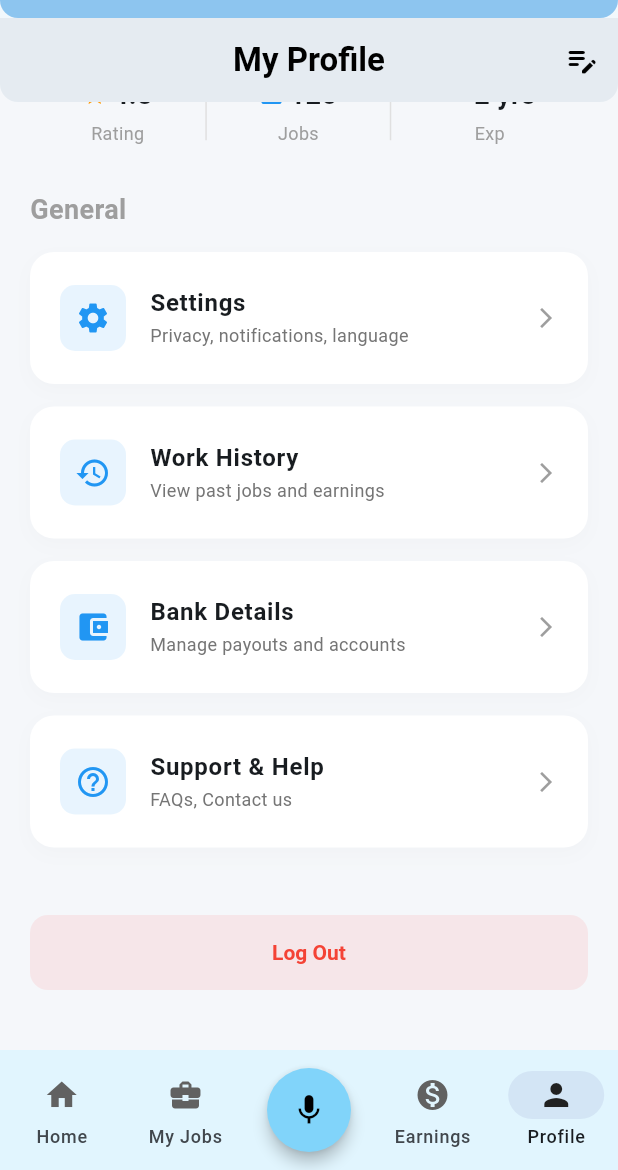
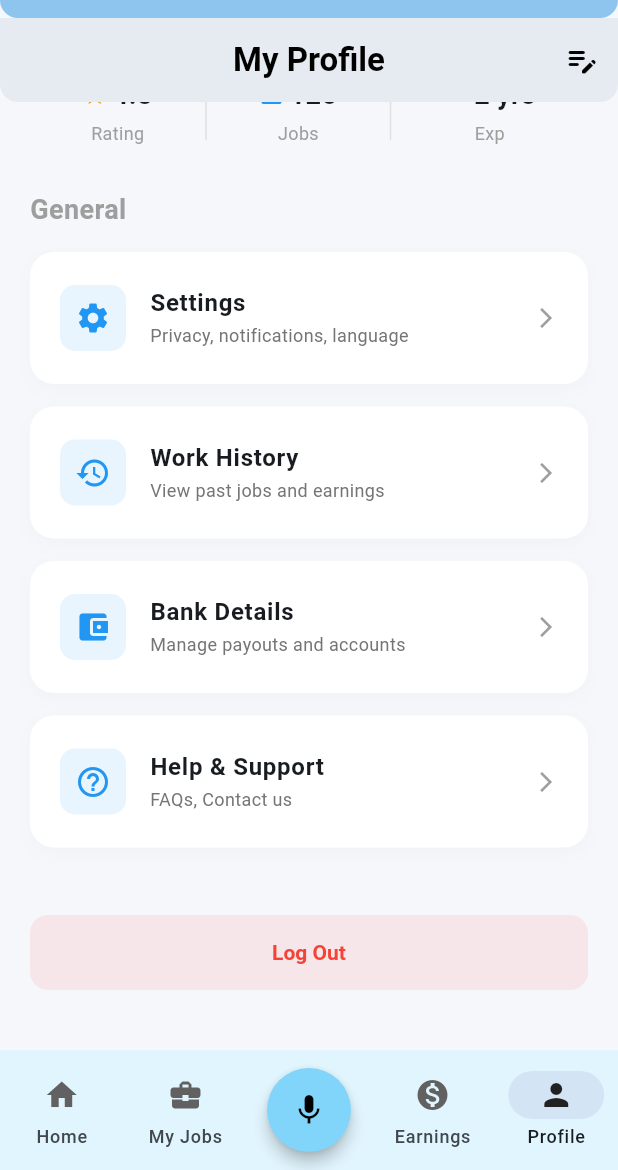
Before and after one commit to aryan-madhavi/VoiceSewa, a Flutter app: the screen it shows after launch, item 4 of the bottom bar chosen, scrolled down 270 dp, on a phone screen of 412 x 824 dp, the part 66-1236 px from its top. Run offline on Flutter 3.47's test engine with Material 3 defaults, Android fonts, the phone set to English and light mode, and no system bars; our stand-ins replace firebase_core, flutter_riverpod, page_transition, sqflite, syncfusion_flutter_charts; accounts and stored records are empty; generated files the repository leaves out were written again; network calls fail.

Commit message:
completed the localisation of voicesewa_worker, app is not tested yet will do it tomorrow, if not commits after this regarding resolving then it was all good

```diff
--- a/voicesewa_worker/lib/screens/core/coming_soon_page.dart
+++ b/voicesewa_worker/lib/screens/core/coming_soon_page.dart
@@ -1,6 +1,8 @@
 import 'package:flutter/material.dart';
 import 'package:voicesewa_worker/widgets/core/appbar_widget.dart';
 import 'package:voicesewa_worker/widgets/core/coming_soon_widget.dart';
+
+import '../../extensions/context_extensions.dart';
 
 class ComingSoonPage extends StatelessWidget {
 
@@ -9,7 +11,7 @@ class ComingSoonPage extends StatelessWidget {
   @override
   Widget build(BuildContext context) {
     return Scaffold(
-      appBar: AppBarWidget(title: 'Coming Soon'),
+      appBar: AppBarWidget(title: context.loc.comingSoon),
       body: ComingSoon()
     );
   }
--- a/voicesewa_worker/lib/screens/home/cards/find_work.dart
+++ b/voicesewa_worker/lib/screens/home/cards/find_work.dart
@@ -4,6 +4,7 @@ import 'package:voicesewa_worker/constants/core/string_constants.dart';
 
 import '../../../constants/core/color_constants.dart';
 import '../../../constants/core/static_data.dart';
+import '../../../extensions/context_extensions.dart';
 
 class FindWork extends StatefulWidget {
   const FindWork({super.key});
@@ -154,7 +155,7 @@ class FindWorkCard extends StatelessWidget {
                             elevation: 0,
                           ),
                           child: Text(
-                              "Apply Now",
+                              context.loc.applyNow,// "Apply Now",
                               style: TextStyle(
                                   fontWeight: FontWeight.bold
                               )
@@ -172,7 +173,7 @@ class FindWorkCard extends StatelessWidget {
                             padding: const EdgeInsets.symmetric(vertical: 12),
                           ),
                           child: Text(
-                              "View Details"
+                              context.loc.viewDetails,  // "View Details"
                           ),
                         ),
                       ),
--- a/voicesewa_worker/lib/screens/profile/pages/profile_page.dart
+++ b/voicesewa_worker/lib/screens/profile/pages/profile_page.dart
@@ -4,6 +4,8 @@ import 'package:voicesewa_worker/screens/profile/pages/bank_details_page.dart';
 import 'package:voicesewa_worker/screens/profile/pages/settings_page.dart';
 import 'package:voicesewa_worker/screens/profile/pages/support_and_help_page.dart';
 import 'package:voicesewa_worker/screens/profile/pages/work_history_page.dart';
+
+import '../../../extensions/context_extensions.dart';
 
 class ProfilePage extends StatefulWidget {
   const ProfilePage({super.key});
@@ -24,7 +26,7 @@ class _ProfileState extends State<ProfilePage> {
         backgroundColor: Colors.transparent,
         elevation: 0,
         title: Text(
-          "My Profile",
+          context.loc.myProfile, // "My Profile",
           style: TextStyle(color: Colors.black, fontWeight: FontWeight.bold),
         ),
         centerTitle: true,
@@ -44,11 +46,11 @@ class _ProfileState extends State<ProfilePage> {
             const SizedBox(height: 30),
             _buildStatsRow(),
             const SizedBox(height: 30),
-            const Align(
+            Align(
               alignment: Alignment.centerLeft,
               child: Text(
-                "General",
-                style: TextStyle(
+                context.loc.general, // "General",
+                style: const TextStyle(
                     fontSize: 18,
                     fontWeight: FontWeight.bold,
                     color: Colors.grey
@@ -59,8 +61,8 @@ class _ProfileState extends State<ProfilePage> {
 
             _buildMenuCard(
               icon: Icons.settings,
-              title: "Settings",
-              subtitle: "Privacy, notifications, language",
+              title: context.loc.settings,  //"Settings",
+              subtitle: context.loc.privacyNotificationsLanguage, //"Privacy, notifications, language",
               onTap: (){
                 Navigator.push(
                     context,
@@ -70,8 +72,8 @@ class _ProfileState extends State<ProfilePage> {
             ),
             _buildMenuCard(
               icon: Icons.history,
-              title: "Work History",
-              subtitle: "View past jobs and earnings",
+              title: context.loc.workHistory,  //"Work History",
+              subtitle: context.loc.viewPastJobsAndEarnings, //"View past jobs and earnings",
               onTap: (){
                 Navigator.push(context,
                     MaterialPageRoute(builder: (context) => const WorkHistoryPage())
@@ -80,8 +82,8 @@ class _ProfileState extends State<ProfilePage> {
             ),
             _buildMenuCard(
               icon: Icons.account_balance_wallet,
-              title: "Bank Details",
-              subtitle: "Manage payouts and accounts",
+              title: context.loc.bankDetails,  //"Bank Details",
+              subtitle: context.loc.managePayoutsAndAccounts, //"Manage payouts and accounts",
               onTap:  (){
                 Navigator.push(
                     context,
@@ -91,8 +93,8 @@ class _ProfileState extends State<ProfilePage> {
             ),
             _buildMenuCard(
               icon: Icons.help_outline,
-              title: "Support & Help",
-              subtitle: "FAQs, Contact us",
+              title: context.loc.helpAndSupport,  //"Support & Help",
+              subtitle: context.loc.fAQsContactUs, //"FAQs, Contact us",
               onTap: (){
                 Navigator.push(
                     context,
@@ -117,7 +119,7 @@ class _ProfileState extends State<ProfilePage> {
                   ),
                 ),
                 child: Text(
-                  "Log Out",
+                  context.loc.logOut, // "Log Out",
                   style: TextStyle(color: Colors.red, fontWeight: FontWeight.bold),
                 ),
               ),
--- a/voicesewa_worker/lib/screens/profile/pages/work_history_page.dart
+++ b/voicesewa_worker/lib/screens/profile/pages/work_history_page.dart
@@ -1,4 +1,5 @@
 import 'package:flutter/material.dart';
+import '../../../extensions/context_extensions.dart';
 
 class WorkHistoryPage extends StatelessWidget {
   const WorkHistoryPage({super.key});
@@ -8,8 +9,8 @@ class WorkHistoryPage extends StatelessWidget {
     return Scaffold(
       backgroundColor: Colors.grey[50],
       appBar: AppBar(
-        title: const Text(
-            "Work History",
+        title: Text(
+            context.loc.workHistory, // "Work History",
             style: TextStyle(color: Colors.black)
         ),
         backgroundColor: Colors.transparent,
--- a/voicesewa_worker/lib/widgets/core/appbar_widget.dart
+++ b/voicesewa_worker/lib/widgets/core/appbar_widget.dart
@@ -1,6 +1,8 @@
 import 'package:flutter/material.dart';
 import 'package:flutter_riverpod/flutter_riverpod.dart';
 import 'package:voicesewa_worker/providers/language_provider.dart';
+
+import '../../extensions/context_extensions.dart';
 
 class AppBarWidget extends ConsumerWidget implements PreferredSizeWidget {
   final String title;
@@ -14,14 +16,16 @@ class AppBarWidget extends ConsumerWidget implements PreferredSizeWidget {
       actions: [
         PopupMenuButton<String>(
           icon: const Icon(Icons.translate),
-          tooltip: 'Select Language',
+          tooltip: context.loc.selectLanguage,  //'Select Language',
           onSelected: (String languageCode) {
             ref.read(localeProvider.notifier).changeLanguage(languageCode);
           },
           itemBuilder: (BuildContext context) => <PopupMenuEntry<String>>[
-            const PopupMenuItem<String>(
+            PopupMenuItem<String>(
               value: 'en',
-                child: Text("🇺🇸 English"),
+                child: Text(
+                    "🇺🇸 ${context.loc.english}" //"🇺🇸 English"
+                ),
             ),
             const PopupMenuItem<String>(
               value: 'hi',
--- a/voicesewa_worker/lib/widgets/core/bottom_navbar_widget.dart
+++ b/voicesewa_worker/lib/widgets/core/bottom_navbar_widget.dart
@@ -2,6 +2,8 @@ import 'package:flutter/material.dart';
 import 'package:flutter_riverpod/flutter_riverpod.dart';
 import 'package:voicesewa_worker/constants/core/app_constants.dart';
 import 'package:voicesewa_worker/providers/navbar_page_provider.dart';
+
+import '../../extensions/context_extensions.dart';
 
 class BottomNavBar extends ConsumerWidget {
   const BottomNavBar({super.key});
@@ -23,7 +25,7 @@ class BottomNavBar extends ConsumerWidget {
             ? NavigationDestination(icon: icon, label: label)
             : FloatingActionButton(
                 onPressed: () {},
-                tooltip: 'Speak',
+                tooltip: context.loc.speak, //'Speak',
                 child: const Icon(Icons.mic),
               );
       }).toList(),
--- a/voicesewa_worker/lib/widgets/core/coming_soon_widget.dart
+++ b/voicesewa_worker/lib/widgets/core/coming_soon_widget.dart
@@ -1,4 +1,6 @@
 import 'package:flutter/material.dart';
+
+import '../../extensions/context_extensions.dart';
 
 class ComingSoon extends StatelessWidget {
   const ComingSoon({super.key});
@@ -12,7 +14,7 @@ class ComingSoon extends StatelessWidget {
           mainAxisAlignment: MainAxisAlignment.center,
           children: [
             Text(
-              "Coming Soon ......",
+              "${context.loc.comingSoon} ......",// "Coming Soon ......",
               style: TextStyle(fontSize: 20)
             ),
           ],
```
Also changed, not shown: voicesewa_worker/lib/screens/earnings/cards/monthly_goal.dart (+4 -3 lines), voicesewa_worker/lib/screens/earnings/cards/withdraw.dart (+7 -5 lines), voicesewa_worker/lib/screens/earnings/pages/earnings_page.dart (+5 -3 lines), voicesewa_worker/lib/screens/home/cards/dashboard.dart (+4 -3 lines), voicesewa_worker/lib/screens/home/cards/rating.dart (+5 -4 lines), voicesewa_worker/lib/screens/my_jobs/cards/my_job_card.dart (+14 -8 lines), voicesewa_worker/lib/screens/my_jobs/pages/my_jobs_page.dart (+10 -8 lines), voicesewa_worker/lib/screens/profile/pages/bank_details_page.dart (+5 -3 lines), voicesewa_worker/lib/screens/profile/pages/settings_page.dart (+13 -11 lines), voicesewa_worker/lib/screens/profile/pages/support_and_help_page.dart (+9 -7 lines).
